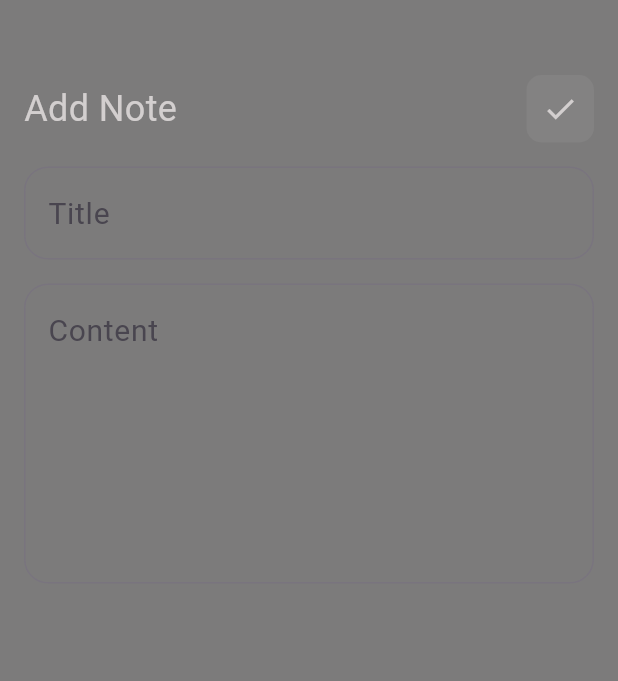
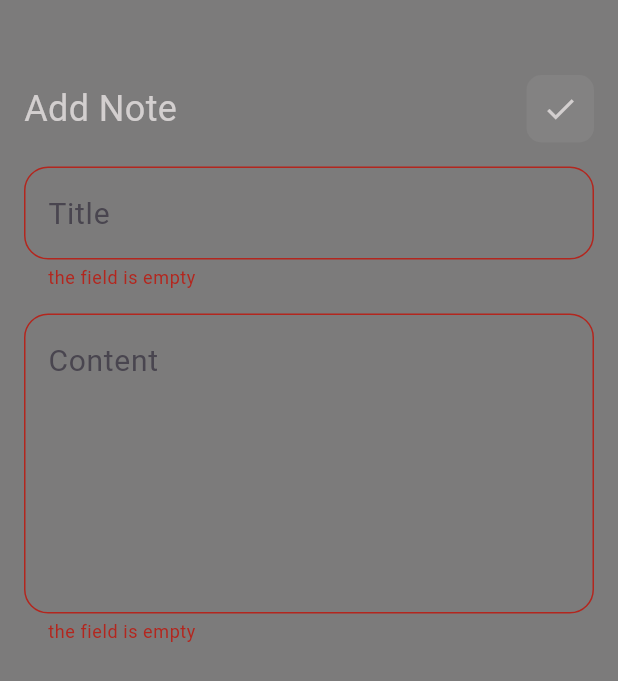
Before and after one commit to Karf2411/notes_app, a Flutter app: the AddNoteView screen opened directly, after a tap on the "check" icon, on a phone screen of 412 x 824 dp. Shown: the top 681 px of the screen. Run offline on Flutter 3.47's test engine with Material 3 defaults, Android fonts, the phone set to English and light mode, and no system bars.

Commit message:
add validator in TextFormField when click on check button

```diff
--- a/lib/Views/add_note_view.dart
+++ b/lib/Views/add_note_view.dart
@@ -3,29 +3,41 @@ import 'package:notes_app/Widgets/custom_appbar.dart';
 import 'package:notes_app/Widgets/custom_textfield.dart';
 
 class AddNoteView extends StatelessWidget {
-  const AddNoteView({super.key});
+  AddNoteView({super.key});
+  final GlobalKey<FormState> formKey = GlobalKey<FormState>();
 
   @override
   Widget build(BuildContext context) {
-    return const Scaffold(
+    return Scaffold(
       body: Padding(
-        padding: EdgeInsets.only(top: 50, left: 16, bottom: 8, right: 16),
+        padding: const EdgeInsets.only(top: 50, left: 16, bottom: 8, right: 16),
+        child: Form(
+          key: formKey,
           child: Column(
             children: [
-            CustomAppBar(title: 'Add Note', icon: Icons.check),
-            CustomTextField(
+              CustomAppBar(
+                title: 'Add Note',
+                icon: Icons.check,
+                onTap: () {
+                  if (formKey.currentState!.validate()) {
+                    Navigator.pop(context);
+                  }
+                },
+              ),
+              const CustomTextField(
                 hintText: 'Title',
                 maxLine: 1,
                 fontSize: 20,
               ),
-            SizedBox(height: 16),
-            CustomTextField(
+              const SizedBox(height: 16),
+              const CustomTextField(
                 hintText: 'Content',
                 maxLine: 7,
               ),
             ],
           ),
         ),
+      ),
     );
   }
 }
--- a/lib/Views/home_view.dart
+++ b/lib/Views/home_view.dart
@@ -26,7 +26,7 @@ class HomeView extends StatelessWidget {
         onPressed: () => Navigator.push(
           context,
           MaterialPageRoute(
-            builder: (context) => const AddNoteView(),
+            builder: (context) => AddNoteView(),
           ),
         ),
         child: const Icon(
--- a/lib/Widgets/custom_appbar.dart
+++ b/lib/Widgets/custom_appbar.dart
@@ -1,9 +1,15 @@
 import 'package:flutter/material.dart';
 
 class CustomAppBar extends StatelessWidget {
-  const CustomAppBar({super.key, required this.title, required this.icon});
+  const CustomAppBar({
+    super.key,
+    required this.title,
+    required this.icon,
+    this.onTap,
+  });
   final String title;
   final IconData icon;
+  final void Function()? onTap;
   @override
   Widget build(BuildContext context) {
     return Padding(
@@ -26,7 +32,7 @@ class CustomAppBar extends StatelessWidget {
               color: Colors.white.withOpacity(.05),
             ),
             child: IconButton(
-              onPressed: () {},
+              onPressed: onTap,
               icon: Icon(
                 icon,
                 color: const Color.fromARGB(255, 211, 207, 207),
--- a/lib/Widgets/custom_textfield.dart
+++ b/lib/Widgets/custom_textfield.dart
@@ -9,10 +9,16 @@ class CustomTextField extends StatelessWidget {
   final String hintText;
   final int maxLine;
   final double fontSize;
-
   @override
   Widget build(BuildContext context) {
-    return TextField(
+    return TextFormField(
+      validator: (value) {
+        if (value!.isEmpty) {
+          return 'the field is empty';
+        } else {
+          return null;
+        }
+      },
       maxLines: maxLine,
       style: TextStyle(color: Colors.white, fontSize: fontSize),
       decoration: InputDecoration(
```
Lines whose indentation alone changed are shown as unchanged.
